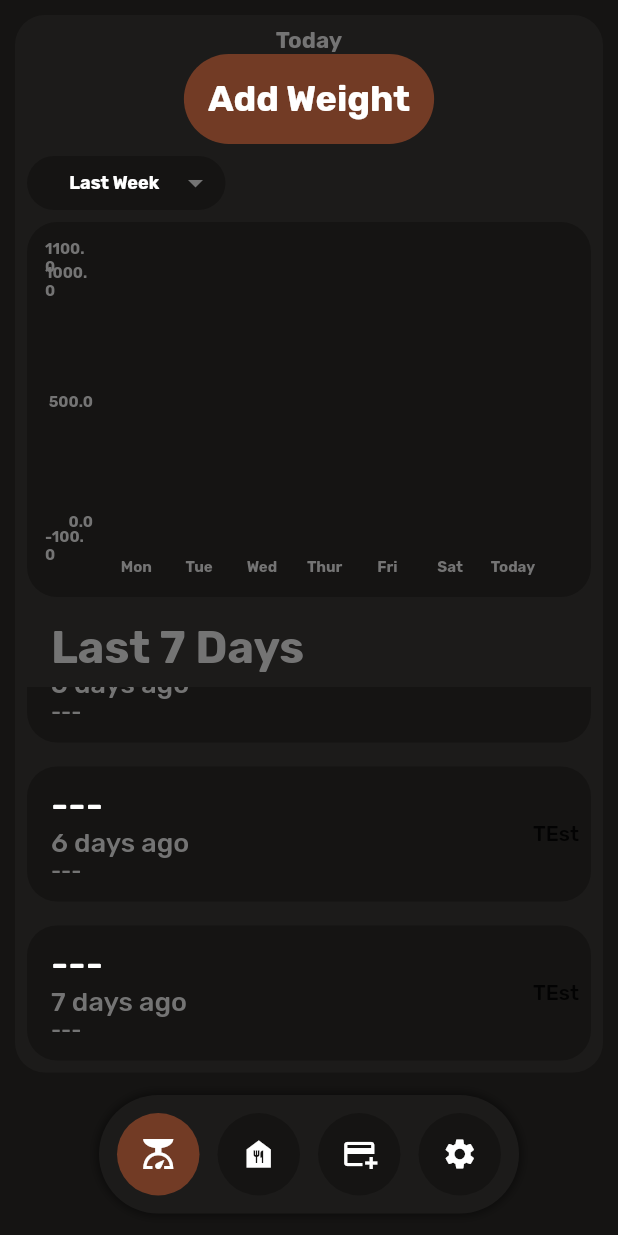
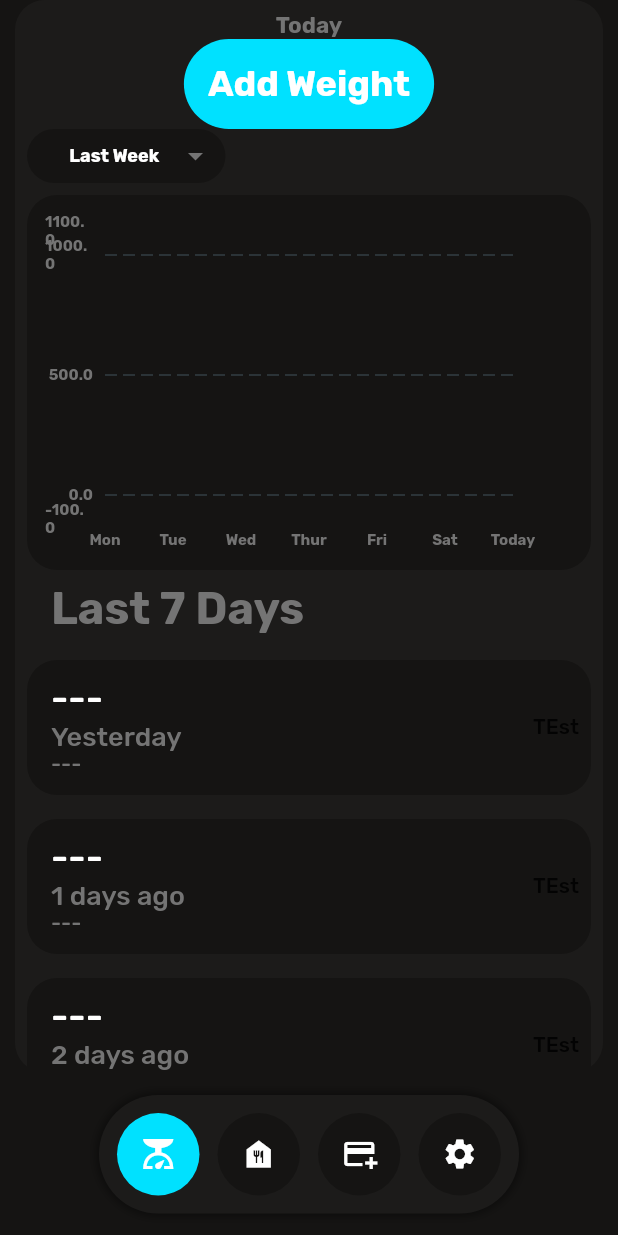
Before and after one commit to GregPeroutka/HealthJournalApp, a Flutter app: the screen it shows once a user with an empty profile is signed in, on a phone screen of 412 x 824 dp. Run offline on Flutter 3.47's test engine with Material 2 defaults, Android fonts, the phone set to English and light mode, and no system bars; drawn by our look-alikes of fl_chart; our stand-ins replace cloud_firestore, firebase_auth, firebase_core; accounts and stored records are empty; generated files the repository leaves out were written again.

Commit message:
Minor UI Changes and tweaks

```diff
--- a/lib/color_palette.dart
+++ b/lib/color_palette.dart
@@ -26,8 +26,8 @@ class ColorPalette {
 
     primaryBackground: const Color.fromARGB(255, 21, 20, 19),
     secondaryBackground: const Color.fromARGB(255, 28, 27, 26),
-    primary: const Color.fromARGB(255, 114, 59, 37),
-    secondary: const Color.fromARGB(255, 78, 39, 19),
+    primary: const Color.fromARGB(255, 0, 225, 255),
+    secondary: Color.fromARGB(255, 0, 255, 191),
     highlight: const Color.fromARGB(255, 0, 225, 255),
     text: const Color.fromARGB(255, 255, 255, 255),
     hintText: const Color.fromARGB(255, 116, 116, 116),
--- a/lib/views/pages/weight_page/weight_graph.dart
+++ b/lib/views/pages/weight_page/weight_graph.dart
@@ -1,3 +1,5 @@
+import 'dart:ui';
+
 import 'package:cloud_firestore/cloud_firestore.dart';
 import 'package:fl_chart/fl_chart.dart';
 import 'package:flutter/material.dart';
@@ -82,14 +84,17 @@ class _WeightGraphState extends State<WeightGraph> {
             show: false,
           ),
 
-          minX: -0.5,
+          minX: 0,
           maxX: _days.toDouble(),
           minY: double.parse((_minWeight - _verticalMargins).toStringAsFixed(1)),
           maxY: double.parse((_maxWeight + _verticalMargins).toStringAsFixed(1)),
 
           lineBarsData: _barData,
           lineTouchData: _lineTouchData,
-          gridData: const FlGridData(show: false),
+          gridData: const FlGridData(
+            show: true,
+            drawVerticalLine: false
+          ),
           titlesData: FlTitlesData(
             leftTitles: _getLeftAxisTitles(),
             bottomTitles: _bottomAxisTitles,
@@ -136,7 +141,7 @@ class _WeightGraphState extends State<WeightGraph> {
           return SideTitleWidget(
             axisSide: AxisSide.left,
             child: Text(
-              value.toString(),
+              value.toStringAsFixed(1),
               style: TextStyle(
                 fontSize: 10,
                 fontWeight: FontWeight.bold,
@@ -180,9 +185,6 @@ class _WeightGraphState extends State<WeightGraph> {
 
           DateTime now = DateTime.now();
 
-          if(value == -0.5) {
-            return const Text('');
-          }
           if(value == _days) {
             return bottomLabel('Today');
           }
@@ -213,6 +215,16 @@ class _WeightGraphState extends State<WeightGraph> {
   List<LineChartBarData> _getBarData() {
     return [
       LineChartBarData(
+        belowBarData: BarAreaData(
+          show: true,
+          gradient: LinearGradient(
+            colors: [
+              ColorPalette.currentColorPalette.primary.withOpacity(0.1),
+              ColorPalette.currentColorPalette.secondary.withOpacity(0.2)
+            ]
+          )
+        ),
+        isStrokeCapRound: true,
         barWidth: barWidth,
         dotData: const FlDotData(show: false),
         color: ColorPalette.currentColorPalette.primary,
--- a/lib/views/pages/weight_page/weight_page.dart
+++ b/lib/views/pages/weight_page/weight_page.dart
@@ -40,7 +40,7 @@ class _WeightPageState extends State<WeightPage> {
       child: Padding(
         padding: EdgeInsets.fromLTRB(
           _containerPadding,
-          _containerPadding,
+          0,
           _containerPadding,
           0
         ),
@@ -61,14 +61,13 @@ class _WeightPageState extends State<WeightPage> {
               _addWeightButton(),
               _todaysWeightWidget(),
 
-              _verticalPadding(8),
-
               _graphDropDownMenu(),
               WeightGraph(timeSpan: _curGraphTimeSpan),
 
+              _recentHistoryHeaderWidget(),
+
               _verticalPadding(8),
 
-              _recentHistoryHeaderWidget(),
               _historyListWidget()
 
             ],
@@ -297,7 +296,7 @@ class _WeightPageState extends State<WeightPage> {
     return Align(
       alignment: Alignment.centerLeft,
       child: Padding(
-        padding: const EdgeInsets.only(left: 24.0, bottom: 8),
+        padding: const EdgeInsets.only(left: 24.0),
         child: Text(
           'Last $historyCount Days',
           style: TextStyle(
@@ -313,11 +312,10 @@ class _WeightPageState extends State<WeightPage> {
   Widget _historyListWidget() {
     return Expanded(
       child: ListView.builder(
-        reverse: true,
         itemCount: historyCount,
 
         itemBuilder: (BuildContext context, int index) {
-          return historyContainer(index, historyWeightData[index]);
+          return historyContainer(historyCount - index, historyWeightData[historyCount - index - 1]);
         },
       ),
     );
@@ -412,7 +410,7 @@ class _WeightPageState extends State<WeightPage> {
                       ),
 
                       Text(
-                        index == historyCount - 1
+                        index == historyCount
                           ? 'Yesterday'
                           : '${historyCount - index} days ago',
                         style: TextStyle(
```
